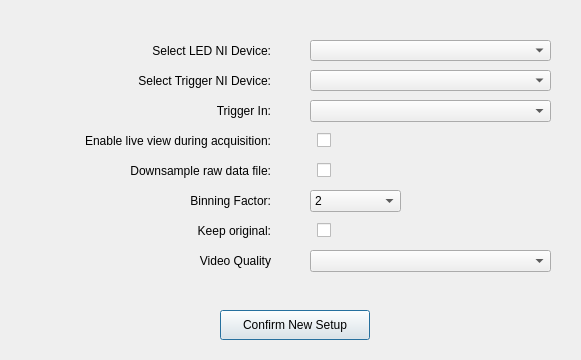
Above: src/app/src/advancedsetupdialog.ui from CuriBio/nautilus_acquisition before the change. Below: the same form after it.
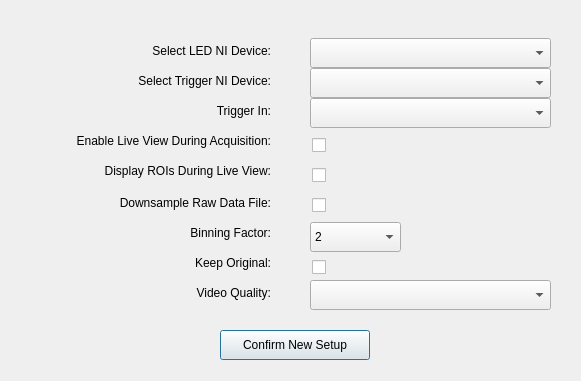
That is the form after the change.

```diff
--- a/src/app/src/advancedsetupdialog.ui
+++ b/src/app/src/advancedsetupdialog.ui
@@ -7,7 +7,7 @@
     <x>0</x>
     <y>0</y>
     <width>581</width>
-    <height>360</height>
+    <height>381</height>
    </rect>
   </property>
   <property name="windowTitle">
@@ -17,9 +17,9 @@
    <property name="geometry">
     <rect>
      <x>310</x>
-     <y>40</y>
+     <y>38</y>
      <width>241</width>
-     <height>21</height>
+     <height>30</height>
     </rect>
    </property>
   </widget>
@@ -43,7 +43,7 @@
    <property name="geometry">
     <rect>
      <x>220</x>
-     <y>310</y>
+     <y>330</y>
      <width>150</width>
      <height>30</height>
     </rect>
@@ -72,28 +72,12 @@
    <property name="geometry">
     <rect>
      <x>310</x>
-     <y>100</y>
+     <y>98</y>
      <width>241</width>
-     <height>22</height>
+     <height>30</height>
     </rect>
    </property>
   </widget>
-  <widget class="QCheckBox" name="checkEnableLiveViewDuringAcq">
-   <property name="geometry">
-    <rect>
-     <x>310</x>
-     <y>130</y>
-     <width>21</width>
-     <height>21</height>
-    </rect>
-   </property>
-   <property name="layoutDirection">
-    <enum>Qt::RightToLeft</enum>
-   </property>
-   <property name="text">
-    <string/>
-   </property>
-  </widget>
   <widget class="QLabel" name="label_3">
    <property name="geometry">
     <rect>
@@ -104,7 +88,7 @@
     </rect>
    </property>
    <property name="text">
-    <string>Enable live view during acquisition:</string>
+    <string>Enable Live View During Acquisition:</string>
    </property>
    <property name="alignment">
     <set>Qt::AlignRight|Qt::AlignTrailing|Qt::AlignVCenter</set>
@@ -114,39 +98,23 @@
    <property name="geometry">
     <rect>
      <x>10</x>
-     <y>160</y>
+     <y>192</y>
      <width>261</width>
      <height>21</height>
     </rect>
    </property>
    <property name="text">
-    <string>Downsample raw data file:</string>
+    <string>Downsample Raw Data File:</string>
    </property>
    <property name="alignment">
     <set>Qt::AlignRight|Qt::AlignTrailing|Qt::AlignVCenter</set>
    </property>
   </widget>
-  <widget class="QCheckBox" name="checkDownsampleRawFiles">
-   <property name="geometry">
-    <rect>
-     <x>310</x>
-     <y>160</y>
-     <width>21</width>
-     <height>21</height>
-    </rect>
-   </property>
-   <property name="layoutDirection">
-    <enum>Qt::RightToLeft</enum>
-   </property>
-   <property name="text">
-    <string/>
-   </property>
-  </widget>
   <widget class="QLabel" name="label_5">
    <property name="geometry">
     <rect>
      <x>10</x>
-     <y>190</y>
+     <y>222</y>
      <width>261</width>
      <height>21</height>
     </rect>
@@ -168,9 +136,9 @@
    <property name="geometry">
     <rect>
      <x>310</x>
-     <y>190</y>
+     <y>222</y>
      <width>91</width>
-     <height>22</height>
+     <height>30</height>
     </rect>
    </property>
    <item>
@@ -198,7 +166,7 @@
    <property name="geometry">
     <rect>
      <x>10</x>
-     <y>220</y>
+     <y>252</y>
      <width>261</width>
      <height>21</height>
     </rect>
@@ -207,7 +175,7 @@
     <string notr="true"/>
    </property>
    <property name="text">
-    <string>Keep original:</string>
+    <string>Keep Original:</string>
    </property>
    <property name="alignment">
     <set>Qt::AlignRight|Qt::AlignTrailing|Qt::AlignVCenter</set>
@@ -216,10 +184,10 @@
   <widget class="QCheckBox" name="checkKeepOriginalRaw">
    <property name="geometry">
     <rect>
-     <x>310</x>
-     <y>220</y>
+     <x>305</x>
+     <y>252</y>
      <width>21</width>
-     <height>21</height>
+     <height>30</height>
     </rect>
    </property>
    <property name="layoutDirection">
@@ -249,9 +217,9 @@
    <property name="geometry">
     <rect>
      <x>310</x>
-     <y>70</y>
+     <y>68</y>
      <width>241</width>
-     <height>21</height>
+     <height>30</height>
     </rect>
    </property>
   </widget>
@@ -259,7 +227,7 @@
    <property name="geometry">
     <rect>
      <x>10</x>
-     <y>250</y>
+     <y>282</y>
      <width>261</width>
      <height>21</height>
     </rect>
@@ -268,7 +236,7 @@
     <string notr="true"/>
    </property>
    <property name="text">
-    <string>Video Quality</string>
+    <string>Video Quality:</string>
    </property>
    <property name="alignment">
     <set>Qt::AlignRight|Qt::AlignTrailing|Qt::AlignVCenter</set>
@@ -278,12 +246,76 @@
    <property name="geometry">
     <rect>
      <x>310</x>
-     <y>250</y>
+     <y>280</y>
      <width>241</width>
-     <height>22</height>
+     <height>30</height>
     </rect>
    </property>
   </widget>
+  <widget class="QLabel" name="label_9">
+   <property name="geometry">
+    <rect>
+     <x>10</x>
+     <y>160</y>
+     <width>261</width>
+     <height>21</height>
+    </rect>
+   </property>
+   <property name="text">
+    <string>Display ROIs During Live View:</string>
+   </property>
+   <property name="alignment">
+    <set>Qt::AlignRight|Qt::AlignTrailing|Qt::AlignVCenter</set>
+   </property>
+  </widget>
+  <widget class="QCheckBox" name="checkDownsampleRawFiles">
+   <property name="geometry">
+    <rect>
+     <x>305</x>
+     <y>190</y>
+     <width>21</width>
+     <height>30</height>
+    </rect>
+   </property>
+   <property name="layoutDirection">
+    <enum>Qt::RightToLeft</enum>
+   </property>
+   <property name="text">
+    <string/>
+   </property>
+  </widget>
+  <widget class="QCheckBox" name="checkDisplayRoisDuringLiveView">
+   <property name="geometry">
+    <rect>
+     <x>305</x>
+     <y>160</y>
+     <width>21</width>
+     <height>30</height>
+    </rect>
+   </property>
+   <property name="layoutDirection">
+    <enum>Qt::RightToLeft</enum>
+   </property>
+   <property name="text">
+    <string/>
+   </property>
+  </widget>
+  <widget class="QCheckBox" name="checkEnableLiveViewDuringAcq">
+   <property name="geometry">
+    <rect>
+     <x>305</x>
+     <y>130</y>
+     <width>21</width>
+     <height>30</height>
+    </rect>
+   </property>
+   <property name="layoutDirection">
+    <enum>Qt::RightToLeft</enum>
+   </property>
+   <property name="text">
+    <string/>
+   </property>
+  </widget>
  </widget>
  <resources/>
  <connections/>
```
